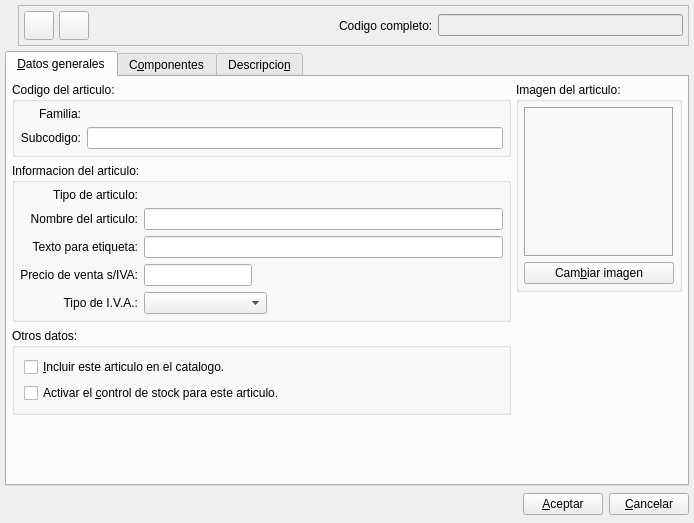
The window that bulmages/bulmafact/src/articleeditbase.ui (eboladev/Bulmages-1) describes before a commit, drawn with Qt 5.
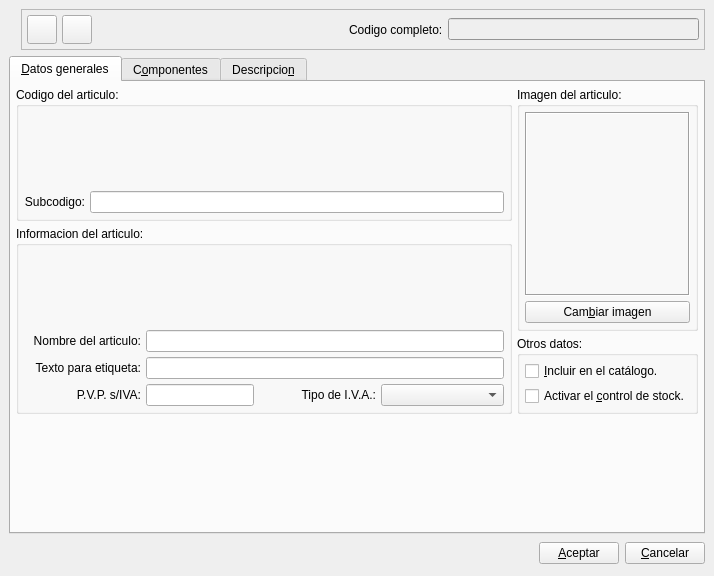
The same window after the commit. Icons and pictures are not drawn. Custom widgets are drawn as their Qt base class.

Commit message: Arreglados algunos formularios para que se vean mejor

What changed in the file:
```diff
--- a/bulmages/bulmafact/src/articleeditbase.ui
+++ b/bulmages/bulmafact/src/articleeditbase.ui
@@ -8,8 +8,8 @@
    <rect>
     <x>0</x>
     <y>0</y>
-    <width>694</width>
-    <height>523</height>
+    <width>714</width>
+    <height>576</height>
    </rect>
   </property>
   <property name="focusPolicy" >
@@ -23,10 +23,10 @@
   </property>
   <layout class="QVBoxLayout" >
    <property name="margin" >
-    <number>5</number>
+    <number>9</number>
    </property>
    <property name="spacing" >
-    <number>5</number>
+    <number>6</number>
    </property>
    <item>
     <layout class="QHBoxLayout" >
@@ -34,7 +34,7 @@
       <number>0</number>
      </property>
      <property name="spacing" >
-      <number>6</number>
+      <number>5</number>
      </property>
      <item>
       <widget class="QLabel" name="label" >
@@ -133,265 +133,469 @@
           <property name="palette" >
            <palette>
             <active>
-             <color>
+             <colorrole role="WindowText" >
+              <brush brushstyle="SolidPattern" >
+               <color alpha="255" >
               <red>0</red>
               <green>0</green>
               <blue>0</blue>
              </color>
-             <color>
+              </brush>
+             </colorrole>
+             <colorrole role="Button" >
+              <brush brushstyle="SolidPattern" >
+               <color alpha="255" >
               <red>207</red>
               <green>207</green>
               <blue>207</blue>
              </color>
-             <color>
+              </brush>
+             </colorrole>
+             <colorrole role="Light" >
+              <brush brushstyle="SolidPattern" >
+               <color alpha="255" >
               <red>237</red>
               <green>237</green>
               <blue>237</blue>
              </color>
-             <color>
+              </brush>
+             </colorrole>
+             <colorrole role="Midlight" >
+              <brush brushstyle="SolidPattern" >
+               <color alpha="255" >
               <red>231</red>
               <green>231</green>
               <blue>231</blue>
              </color>
-             <color>
+              </brush>
+             </colorrole>
+             <colorrole role="Dark" >
+              <brush brushstyle="SolidPattern" >
+               <color alpha="255" >
               <red>121</red>
               <green>125</green>
               <blue>121</blue>
              </color>
-             <color>
+              </brush>
+             </colorrole>
+             <colorrole role="Mid" >
+              <brush brushstyle="SolidPattern" >
+               <color alpha="255" >
               <red>166</red>
               <green>166</green>
               <blue>166</blue>
              </color>
-             <color>
+              </brush>
+             </colorrole>
+             <colorrole role="Text" >
+              <brush brushstyle="SolidPattern" >
+               <color alpha="255" >
               <red>0</red>
               <green>0</green>
               <blue>0</blue>
              </color>
-             <color>
+              </brush>
+             </colorrole>
+             <colorrole role="BrightText" >
+              <brush brushstyle="SolidPattern" >
+               <color alpha="255" >
               <red>255</red>
               <green>255</green>
               <blue>255</blue>
              </color>
-             <color>
+              </brush>
+             </colorrole>
+             <colorrole role="ButtonText" >
+              <brush brushstyle="SolidPattern" >
+               <color alpha="255" >
               <red>0</red>
               <green>0</green>
               <blue>0</blue>
              </color>
-             <color>
+              </brush>
+             </colorrole>
+             <colorrole role="Base" >
+              <brush brushstyle="SolidPattern" >
+               <color alpha="255" >
               <red>239</red>
               <green>239</green>
               <blue>239</blue>
              </color>
-             <color>
+              </brush>
+             </colorrole>
+             <colorrole role="Window" >
+              <brush brushstyle="SolidPattern" >
+               <color alpha="255" >
               <red>207</red>
               <green>207</green>
               <blue>207</blue>
              </color>
-             <color>
+              </brush>
+             </colorrole>
+             <colorrole role="Shadow" >
+              <brush brushstyle="SolidPattern" >
+               <color alpha="255" >
               <red>0</red>
               <green>0</green>
               <blue>0</blue>
              </color>
-             <color>
+              </brush>
+             </colorrole>
+             <colorrole role="Highlight" >
+              <brush brushstyle="SolidPattern" >
+               <color alpha="255" >
               <red>0</red>
               <green>0</green>
               <blue>0</blue>
              </color>
-             <color>
+              </brush>
+             </colorrole>
+             <colorrole role="HighlightedText" >
+              <brush brushstyle="SolidPattern" >
+               <color alpha="255" >
               <red>255</red>
               <green>255</green>
               <blue>255</blue>
              </color>
-             <color>
+              </brush>
+             </colorrole>
+             <colorrole role="Link" >
+              <brush brushstyle="SolidPattern" >
+               <color alpha="255" >
               <red>0</red>
               <green>0</green>
               <blue>255</blue>
              </color>
-             <color>
+              </brush>
+             </colorrole>
+             <colorrole role="LinkVisited" >
+              <brush brushstyle="SolidPattern" >
+               <color alpha="255" >
               <red>255</red>
               <green>0</green>
               <blue>255</blue>
              </color>
-             <color>
+              </brush>
+             </colorrole>
+             <colorrole role="AlternateBase" >
+              <brush brushstyle="SolidPattern" >
+               <color alpha="255" >
               <red>231</red>
               <green>231</green>
               <blue>231</blue>
              </color>
+              </brush>
+             </colorrole>
             </active>
             <inactive>
-             <color>
+             <colorrole role="WindowText" >
+              <brush brushstyle="SolidPattern" >
+               <color alpha="255" >
               <red>0</red>
               <green>0</green>
               <blue>0</blue>
              </color>
-             <color>
+              </brush>
+             </colorrole>
+             <colorrole role="Button" >
+              <brush brushstyle="SolidPattern" >
+               <color alpha="255" >
               <red>207</red>
               <green>207</green>
               <blue>207</blue>
              </color>
-             <color>
+              </brush>
+             </colorrole>
+             <colorrole role="Light" >
+              <brush brushstyle="SolidPattern" >
+               <color alpha="255" >
               <red>237</red>
               <green>237</green>
               <blue>237</blue>
              </color>
-             <color>
+              </brush>
+             </colorrole>
+             <colorrole role="Midlight" >
+              <brush brushstyle="SolidPattern" >
+               <color alpha="255" >
               <red>231</red>
               <green>231</green>
               <blue>231</blue>
              </color>
-             <color>
+              </brush>
+             </colorrole>
+             <colorrole role="Dark" >
+              <brush brushstyle="SolidPattern" >
+               <color alpha="255" >
               <red>121</red>
               <green>125</green>
               <blue>121</blue>
              </color>
-             <color>
+              </brush>
+             </colorrole>
+             <colorrole role="Mid" >
+              <brush brushstyle="SolidPattern" >
+               <color alpha="255" >
               <red>166</red>
               <green>166</green>
               <blue>166</blue>
              </color>
-             <color>
+              </brush>
+             </colorrole>
+             <colorrole role="Text" >
+              <brush brushstyle="SolidPattern" >
+               <color alpha="255" >
               <red>0</red>
               <green>0</green>
               <blue>0</blue>
              </color>
-             <color>
+              </brush>
+             </colorrole>
+             <colorrole role="BrightText" >
+              <brush brushstyle="SolidPattern" >
+               <color alpha="255" >
               <red>255</red>
               <green>255</green>
               <blue>255</blue>
              </color>
-             <color>
+              </brush>
+             </colorrole>
+             <colorrole role="ButtonText" >
+              <brush brushstyle="SolidPattern" >
+               <color alpha="255" >
               <red>0</red>
               <green>0</green>
               <blue>0</blue>
              </color>
-             <color>
+              </brush>
+             </colorrole>
+             <colorrole role="Base" >
+              <brush brushstyle="SolidPattern" >
+               <color alpha="255" >
               <red>239</red>
               <green>239</green>
               <blue>239</blue>
              </color>
-             <color>
+              </brush>
+             </colorrole>
+             <colorrole role="Window" >
+              <brush brushstyle="SolidPattern" >
+               <color alpha="255" >
               <red>207</red>
               <green>207</green>
               <blue>207</blue>
              </color>
-             <color>
+              </brush>
+             </colorrole>
+             <colorrole role="Shadow" >
+              <brush brushstyle="SolidPattern" >
+               <color alpha="255" >
               <red>0</red>
               <green>0</green>
               <blue>0</blue>
              </color>
-             <color>
+              </brush>
+             </colorrole>
+             <colorrole role="Highlight" >
+              <brush brushstyle="SolidPattern" >
+               <color alpha="255" >
               <red>0</red>
               <green>0</green>
               <blue>0</blue>
              </color>
-             <color>
+              </brush>
+             </colorrole>
+             <colorrole role="HighlightedText" >
+              <brush brushstyle="SolidPattern" >
+               <color alpha="255" >
               <red>255</red>
               <green>255</green>
               <blue>255</blue>
              </color>
-             <color>
+              </brush>
+             </colorrole>
+             <colorrole role="Link" >
+              <brush brushstyle="SolidPattern" >
+               <color alpha="255" >
               <red>0</red>
               <green>0</green>
               <blue>255</blue>
              </color>
-             <color>
+              </brush>
+             </colorrole>
+             <colorrole role="LinkVisited" >
+              <brush brushstyle="SolidPattern" >
+               <color alpha="255" >
               <red>255</red>
               <green>0</green>
               <blue>255</blue>
              </color>
-             <color>
+              </brush>
+             </colorrole>
+             <colorrole role="AlternateBase" >
+              <brush brushstyle="SolidPattern" >
+               <color alpha="255" >
               <red>231</red>
               <green>231</green>
               <blue>231</blue>
              </color>
+              </brush>
+             </colorrole>
             </inactive>
             <disabled>
-             <color>
+             <colorrole role="WindowText" >
+              <brush brushstyle="SolidPattern" >
+               <color alpha="255" >
               <red>121</red>
               <green>125</green>
               <blue>121</blue>
              </color>
-             <color>
+              </brush>
+             </colorrole>
+             <colorrole role="Button" >
+              <brush brushstyle="SolidPattern" >
+               <color alpha="255" >
               <red>207</red>
               <green>207</green>
               <blue>207</blue>
              </color>
-             <color>
+              </brush>
+             </colorrole>
+             <colorrole role="Light" >
+              <brush brushstyle="SolidPattern" >
+               <color alpha="255" >
               <red>237</red>
               <green>237</green>
               <blue>237</blue>
              </color>
-             <color>
+              </brush>
+             </colorrole>
+             <colorrole role="Midlight" >
+              <brush brushstyle="SolidPattern" >
+               <color alpha="255" >
               <red>231</red>
               <green>231</green>
               <blue>231</blue>
              </color>
-             <color>
+              </brush>
+             </colorrole>
+             <colorrole role="Dark" >
+              <brush brushstyle="SolidPattern" >
+               <color alpha="255" >
               <red>121</red>
               <green>125</green>
               <blue>121</blue>
              </color>
-             <color>
+              </brush>
+             </colorrole>
+             <colorrole role="Mid" >
+              <brush brushstyle="SolidPattern" >
+               <color alpha="255" >
               <red>166</red>
               <green>166</green>
               <blue>166</blue>
              </color>
-             <color>
+              </brush>
+             </colorrole>
+             <colorrole role="Text" >
+              <brush brushstyle="SolidPattern" >
+               <color alpha="255" >
               <red>121</red>
               <green>125</green>
               <blue>121</blue>
              </color>
-             <color>
+              </brush>
+             </colorrole>
+             <colorrole role="BrightText" >
+              <brush brushstyle="SolidPattern" >
+               <color alpha="255" >
               <red>255</red>
               <green>255</green>
               <blue>255</blue>
              </color>
-             <color>
+              </brush>
+             </colorrole>
+             <colorrole role="ButtonText" >
+              <brush brushstyle="SolidPattern" >
+               <color alpha="255" >
               <red>121</red>
               <green>125</green>
               <blue>121</blue>
              </color>
-             <color>
+              </brush>
+             </colorrole>
+             <colorrole role="Base" >
+              <brush brushstyle="SolidPattern" >
+               <color alpha="255" >
               <red>207</red>
               <green>207</green>
               <blue>207</blue>
              </color>
-             <color>
+              </brush>
+             </colorrole>
+             <colorrole role="Window" >
+              <brush brushstyle="SolidPattern" >
+               <color alpha="255" >
               <red>207</red>
               <green>207</green>
               <blue>207</blue>
              </color>
-             <color>
+              </brush>
+             </colorrole>
+             <colorrole role="Shadow" >
+              <brush brushstyle="SolidPattern" >
+               <color alpha="255" >
               <red>0</red>
               <green>0</green>
               <blue>0</blue>
              </color>
-             <color>
+              </brush>
+             </colorrole>
+             <colorrole role="Highlight" >
+              <brush brushstyle="SolidPattern" >
+               <color alpha="255" >
               <red>121</red>
               <green>125</green>
               <blue>121</blue>
              </color>
-             <color>
+              </brush>
+             </colorrole>
+             <colorrole role="HighlightedText" >
+              <brush brushstyle="SolidPattern" >
+               <color alpha="255" >
               <red>207</red>
               <green>207</green>
               <blue>207</blue>
              </color>
-             <color>
+              </brush>
+             </colorrole>
+             <colorrole role="Link" >
+              <brush brushstyle="SolidPattern" >
+               <color alpha="255" >
               <red>0</red>
               <green>0</green>
               <blue>255</blue>
              </color>
-             <color>
+              </brush>
+             </colorrole>
+             <colorrole role="LinkVisited" >
+              <brush brushstyle="SolidPattern" >
+               <color alpha="255" >
               <red>255</red>
               <green>0</green>
               <blue>255</blue>
              </color>
-             <color>
+              </brush>
+             </colorrole>
+             <colorrole role="AlternateBase" >
+              <brush brushstyle="SolidPattern" >
+               <color alpha="255" >
               <red>231</red>
               <green>231</green>
               <blue>231</blue>
              </color>
+              </brush>
+             </colorrole>
             </disabled>
            </palette>
           </property>
@@ -411,27 +615,130 @@
       <attribute name="title" >
        <string>&amp;Datos generales</string>
       </attribute>
-      <layout class="QHBoxLayout" >
+      <layout class="QGridLayout" >
        <property name="margin" >
         <number>5</number>
        </property>
        <property name="spacing" >
         <number>5</number>
        </property>
+       <item row="3" column="1" >
+        <spacer>
+         <property name="orientation" >
+          <enum>Qt::Vertical</enum>
+         </property>
+         <property name="sizeType" >
+          <enum>QSizePolicy::Ignored</enum>
+         </property>
+         <property name="sizeHint" >
+          <size>
+           <width>20</width>
+           <height>40</height>
+          </size>
+         </property>
+        </spacer>
+       </item>
+       <item rowspan="2" row="0" column="1" >
+        <widget class="QGroupBox" name="groupBox_4" >
+         <property name="title" >
+          <string>Imagen del articulo:</string>
+         </property>
+         <layout class="QVBoxLayout" >
+          <property name="margin" >
+           <number>5</number>
+          </property>
+          <property name="spacing" >
+           <number>5</number>
+          </property>
        <item>
+           <widget class="QLabel" name="m_imagen" >
+            <property name="sizePolicy" >
+             <sizepolicy>
+              <hsizetype>5</hsizetype>
+              <vsizetype>5</vsizetype>
+              <horstretch>0</horstretch>
+              <verstretch>0</verstretch>
+             </sizepolicy>
+            </property>
+            <property name="minimumSize" >
+             <size>
+              <width>150</width>
+              <height>150</height>
+             </size>
+            </property>
+            <property name="frameShape" >
+             <enum>QFrame::Box</enum>
+            </property>
+            <property name="frameShadow" >
+             <enum>QFrame::Sunken</enum>
+            </property>
+            <property name="pixmap" >
+             <pixmap/>
+            </property>
+            <property name="scaledContents" >
+             <bool>true</bool>
+            </property>
+           </widget>
+          </item>
+          <item>
+           <widget class="QPushButton" name="mui_cambiarimagen" >
+            <property name="text" >
+             <string>Cam&amp;biar imagen</string>
+            </property>
+           </widget>
+          </item>
+         </layout>
+        </widget>
+       </item>
+       <item row="2" column="1" >
+        <widget class="QGroupBox" name="groupBox_3" >
+         <property name="sizePolicy" >
+          <sizepolicy>
+           <hsizetype>5</hsizetype>
+           <vsizetype>0</vsizetype>
+           <horstretch>0</horstretch>
+           <verstretch>0</verstretch>
+          </sizepolicy>
+         </property>
+         <property name="title" >
+          <string>Otros datos:</string>
+         </property>
         <layout class="QVBoxLayout" >
          <property name="margin" >
-          <number>0</number>
+           <number>5</number>
          </property>
          <property name="spacing" >
-          <number>6</number>
+           <number>5</number>
          </property>
          <item>
+           <widget class="QCheckBox" name="m_presentablearticulo" >
+            <property name="toolTip" >
+             <string>Incluir este artículo en el catálogo.</string>
+            </property>
+            <property name="text" >
+             <string>&amp;Incluir en el catálogo.</string>
+            </property>
+           </widget>
+          </item>
+          <item>
+           <widget class="QCheckBox" name="m_controlstockarticulo" >
+            <property name="toolTip" >
+             <string>Activar el control de stock para este artículo.</string>
+            </property>
+            <property name="text" >
+             <string>Activar el &amp;control de stock.</string>
+            </property>
+           </widget>
+          </item>
+         </layout>
+        </widget>
+       </item>
+       <item row="0" column="0" >
           <widget class="QGroupBox" name="groupBox" >
            <property name="sizePolicy" >
             <sizepolicy>
              <hsizetype>5</hsizetype>
-             <vsizetype>0</vsizetype>
+           <vsizetype>5</vsizetype>
              <horstretch>0</horstretch>
              <verstretch>0</verstretch>
             </sizepolicy>
@@ -439,21 +746,26 @@
            <property name="title" >
             <string>Codigo del articulo:</string>
            </property>
-           <layout class="QHBoxLayout" >
-            <property name="margin" >
-             <number>5</number>
-            </property>
-            <property name="spacing" >
-             <number>5</number>
-            </property>
-            <item>
              <layout class="QGridLayout" >
               <property name="margin" >
-               <number>0</number>
+           <number>5</number>
               </property>
               <property name="spacing" >
-               <number>6</number>
-              </property>
+           <number>5</number>
+          </property>
+          <item row="0" column="0" colspan="2" >
+           <widget class="BusquedaFamilia" native="1" name="m_familia" >
+            <property name="minimumSize" >
+             <size>
+              <width>0</width>
+              <height>74</height>
+             </size>
+            </property>
+            <property name="focusPolicy" >
+             <enum>Qt::StrongFocus</enum>
+            </property>
+           </widget>
+          </item>
               <item row="1" column="0" >
                <widget class="QLabel" name="textLabel1_2" >
                 <property name="sizePolicy" >
@@ -478,39 +790,6 @@
                 </property>
                </widget>
               </item>
-              <item row="0" column="0" >
-               <widget class="QLabel" name="m_nombrefamilia" >
-                <property name="sizePolicy" >
-                 <sizepolicy>
-                  <hsizetype>5</hsizetype>
-                  <vsizetype>5</vsizetype>
-                  <horstretch>0</horstretch>
-                  <verstretch>0</verstretch>
-                 </sizepolicy>
-                </property>
-                <property name="text" >
-                 <string>Familia:</string>
-                </property>
-                <property name="alignment" >
-                 <set>Qt::AlignRight|Qt::AlignTrailing|Qt::AlignVCenter</set>
-                </property>
-               </widget>
-              </item>
-              <item row="0" column="1" >
-               <widget class="BusquedaFamilia" name="m_familia" >
-                <property name="sizePolicy" >
-                 <sizepolicy>
-                  <hsizetype>7</hsizetype>
-                  <vsizetype>0</vsizetype>
-                  <horstretch>0</horstretch>
-                  <verstretch>0</verstretch>
-                 </sizepolicy>
-                </property>
-                <property name="focusPolicy" >
-                 <enum>Qt::StrongFocus</enum>
-                </property>
-               </widget>
-              </item>
               <item row="1" column="1" >
                <widget class="QLineEdit" name="m_codigoarticulo" >
                 <property name="sizePolicy" >
@@ -524,16 +803,14 @@
                </widget>
               </item>
              </layout>
-            </item>
-           </layout>
-          </widget>
-         </item>
-         <item>
+        </widget>
+       </item>
+       <item rowspan="2" row="1" column="0" >
           <widget class="QGroupBox" name="groupBox_2" >
            <property name="sizePolicy" >
             <sizepolicy>
              <hsizetype>5</hsizetype>
-             <vsizetype>0</vsizetype>
+           <vsizetype>5</vsizetype>
              <horstretch>0</horstretch>
              <verstretch>0</verstretch>
             </sizepolicy>
@@ -541,22 +818,35 @@
            <property name="title" >
             <string>Informacion del articulo:</string>
            </property>
-           <layout class="QVBoxLayout" >
-            <property name="margin" >
-             <number>5</number>
-            </property>
-            <property name="spacing" >
-             <number>5</number>
-            </property>
-            <item>
              <layout class="QGridLayout" >
               <property name="margin" >
-               <number>0</number>
+           <number>5</number>
               </property>
               <property name="spacing" >
-               <number>6</number>
-              </property>
-              <item row="4" column="1" >
+           <number>5</number>
+          </property>
+          <item row="0" column="0" colspan="4" >
+           <widget class="BusquedaTipoArticulo" native="1" name="m_tipoarticulo" >
+            <property name="sizePolicy" >
+             <sizepolicy>
+              <hsizetype>7</hsizetype>
+              <vsizetype>7</vsizetype>
+              <horstretch>0</horstretch>
+              <verstretch>0</verstretch>
+             </sizepolicy>
+            </property>
+            <property name="minimumSize" >
+             <size>
+              <width>0</width>
+              <height>74</height>
+             </size>
+            </property>
+            <property name="focusPolicy" >
+             <enum>Qt::StrongFocus</enum>
+            </property>
+           </widget>
+          </item>
+          <item row="3" column="3" >
                <widget class="QComboBox" name="m_combotipo_iva" >
                 <property name="sizePolicy" >
                  <sizepolicy>
@@ -574,57 +864,7 @@
                 </property>
                </widget>
               </item>
-              <item row="0" column="1" >
-               <widget class="BusquedaTipoArticulo" name="m_tipoarticulo" >
-                <property name="focusPolicy" >
-                 <enum>Qt::StrongFocus</enum>
-                </property>
-               </widget>
-              </item>
-              <item row="3" column="1" >
-               <widget class="QLineEdit" name="m_pvparticulo" >
-                <property name="sizePolicy" >
-                 <sizepolicy>
-                  <hsizetype>0</hsizetype>
-                  <vsizetype>0</vsizetype>
-                  <horstretch>0</horstretch>
-                  <verstretch>0</verstretch>
-                 </sizepolicy>
-                </property>
-                <property name="focusPolicy" >
-                 <enum>Qt::StrongFocus</enum>
-                </property>
-               </widget>
-              </item>
-              <item row="2" column="1" >
-               <widget class="QLineEdit" name="m_abrevarticulo" >
-                <property name="enabled" >
-                 <bool>true</bool>
-                </property>
-               </widget>
-              </item>
-              <item row="1" column="1" >
-               <widget class="QLineEdit" name="m_nombrearticulo" />
-              </item>
-              <item row="3" column="0" >
-               <widget class="QLabel" name="textLabel3_2_3" >
-                <property name="sizePolicy" >
-                 <sizepolicy>
-                  <hsizetype>5</hsizetype>
-                  <vsizetype>5</vsizetype>
-                  <horstretch>0</horstretch>
-                  <verstretch>0</verstretch>
-                 </sizepolicy>
-                </property>
-                <property name="text" >
-                 <string>Precio de venta s/IVA:</string>
-                </property>
-                <property name="alignment" >
-                 <set>Qt::AlignRight|Qt::AlignTrailing|Qt::AlignVCenter</set>
-                </property>
-               </widget>
-              </item>
-              <item row="4" column="0" >
+          <item row="3" column="2" >
                <widget class="QLabel" name="textLabel10" >
                 <property name="sizePolicy" >
                  <sizepolicy>
@@ -642,8 +882,23 @@
                 </property>
                </widget>
               </item>
-              <item row="1" column="0" >
-               <widget class="QLabel" name="textLabel2" >
+          <item row="3" column="1" >
+           <widget class="QLineEdit" name="m_pvparticulo" >
+            <property name="sizePolicy" >
+             <sizepolicy>
+              <hsizetype>0</hsizetype>
+              <vsizetype>0</vsizetype>
+              <horstretch>0</horstretch>
+              <verstretch>0</verstretch>
+             </sizepolicy>
+            </property>
+            <property name="focusPolicy" >
+             <enum>Qt::StrongFocus</enum>
+            </property>
+           </widget>
+          </item>
+          <item row="3" column="0" >
+           <widget class="QLabel" name="textLabel3_2_3" >
                 <property name="sizePolicy" >
                  <sizepolicy>
                   <hsizetype>5</hsizetype>
@@ -653,7 +908,7 @@
                  </sizepolicy>
                 </property>
                 <property name="text" >
-                 <string>Nombre del articulo:</string>
+             <string>P.V.P. s/IVA:</string>
                 </property>
                 <property name="alignment" >
                  <set>Qt::AlignRight|Qt::AlignTrailing|Qt::AlignVCenter</set>
@@ -681,8 +936,15 @@
                 </property>
                </widget>
               </item>
-              <item row="0" column="0" >
-               <widget class="QLabel" name="textLabel3_2_2" >
+          <item row="2" column="1" colspan="3" >
+           <widget class="QLineEdit" name="m_abrevarticulo" >
+            <property name="enabled" >
+             <bool>true</bool>
+            </property>
+           </widget>
+          </item>
+          <item row="1" column="0" >
+           <widget class="QLabel" name="textLabel2" >
                 <property name="sizePolicy" >
                  <sizepolicy>
                   <hsizetype>5</hsizetype>
@@ -692,56 +954,20 @@
                  </sizepolicy>
                 </property>
                 <property name="text" >
-                 <string>Tipo de articulo:</string>
+             <string>Nombre del articulo:</string>
                 </property>
                 <property name="alignment" >
                  <set>Qt::AlignRight|Qt::AlignTrailing|Qt::AlignVCenter</set>
                 </property>
                </widget>
               </item>
-             </layout>
+          <item row="1" column="1" colspan="3" >
+           <widget class="QLineEdit" name="m_nombrearticulo" />
             </item>
            </layout>
           </widget>
          </item>
-         <item>
-          <widget class="QGroupBox" name="groupBox_3" >
-           <property name="sizePolicy" >
-            <sizepolicy>
-             <hsizetype>5</hsizetype>
-             <vsizetype>0</vsizetype>
-             <horstretch>0</horstretch>
-             <verstretch>0</verstretch>
-            </sizepolicy>
-           </property>
-           <property name="title" >
-            <string>Otros datos:</string>
-           </property>
-           <layout class="QVBoxLayout" >
-            <property name="margin" >
-             <number>9</number>
-            </property>
-            <property name="spacing" >
-             <number>6</number>
-            </property>
-            <item>
-             <widget class="QCheckBox" name="m_presentablearticulo" >
-              <property name="text" >
-               <string>&amp;Incluir este articulo en el catalogo.</string>
-              </property>
-             </widget>
-            </item>
-            <item>
-             <widget class="QCheckBox" name="m_controlstockarticulo" >
-              <property name="text" >
-               <string>Activar el &amp;control de stock para este articulo.</string>
-              </property>
-             </widget>
-            </item>
-           </layout>
-          </widget>
-         </item>
-         <item>
+       <item row="3" column="0" >
           <spacer>
            <property name="orientation" >
             <enum>Qt::Vertical</enum>
@@ -749,87 +975,10 @@
            <property name="sizeHint" >
             <size>
              <width>20</width>
-             <height>40</height>
+           <height>21</height>
             </size>
            </property>
           </spacer>
-         </item>
-        </layout>
-       </item>
-       <item>
-        <layout class="QVBoxLayout" >
-         <property name="margin" >
-          <number>0</number>
-         </property>
-         <property name="spacing" >
-          <number>6</number>
-         </property>
-         <item>
-          <widget class="QGroupBox" name="groupBox_4" >
-           <property name="title" >
-            <string>Imagen del articulo:</string>
-           </property>
-           <layout class="QVBoxLayout" >
-            <property name="margin" >
-             <number>5</number>
-            </property>
-            <property name="spacing" >
-             <number>5</number>
-            </property>
-            <item>
-             <widget class="QLabel" name="m_imagen" >
-              <property name="sizePolicy" >
-               <sizepolicy>
-                <hsizetype>5</hsizetype>
-                <vsizetype>5</vsizetype>
-                <horstretch>0</horstretch>
-                <verstretch>0</verstretch>
-               </sizepolicy>
-              </property>
-              <property name="minimumSize" >
-               <size>
-                <width>150</width>
-                <height>150</height>
-               </size>
-              </property>
-              <property name="frameShape" >
-               <enum>QFrame::Box</enum>
-              </property>
-              <property name="frameShadow" >
-               <enum>QFrame::Sunken</enum>
-              </property>
-              <property name="pixmap" >
-               <pixmap/>
-              </property>
-              <property name="scaledContents" >
-               <bool>true</bool>
-              </property>
-             </widget>
-            </item>
-            <item>
-             <widget class="QPushButton" name="mui_cambiarimagen" >
-              <property name="text" >
-               <string>Cam&amp;biar imagen</string>
-              </property>
-             </widget>
-            </item>
-           </layout>
-          </widget>
-         </item>
-         <item>
-          <spacer>
-           <property name="orientation" >
-            <enum>Qt::Vertical</enum>
-           </property>
-           <property name="sizeHint" >
-            <size>
-             <width>20</width>
-             <height>40</height>
-            </size>
-           </property>
-          </spacer>
-         </item>
-        </layout>
        </item>
       </layout>
      </widget>
@@ -909,26 +1058,22 @@
  <layoutdefault spacing="2" margin="2" />
  <pixmapfunction></pixmapfunction>
  <customwidgets>
+  <customwidget>
+   <class>BusquedaFamilia</class>
+   <extends>QWidget</extends>
+   <header>busquedafamilia.h</header>
+  </customwidget>
   <customwidget>
    <class>ListCompArticuloView</class>
-   <extends></extends>
+   <extends>QWidget</extends>
    <header>comparticulolistview.h</header>
    <container>0</container>
    <pixmap></pixmap>
   </customwidget>
   <customwidget>
    <class>BusquedaTipoArticulo</class>
-   <extends></extends>
+   <extends>QWidget</extends>
    <header>busquedatipoarticulo.h</header>
-   <container>0</container>
-   <pixmap></pixmap>
-  </customwidget>
-  <customwidget>
-   <class>BusquedaFamilia</class>
-   <extends></extends>
-   <header>busquedafamilia.h</header>
-   <container>0</container>
-   <pixmap></pixmap>
   </customwidget>
  </customwidgets>
  <tabstops>
```
Left out of the diff: 11 changed lines with no effect on the pictures. Lines whose indentation alone changed are shown as unchanged. The commit also changes 22 other files.
